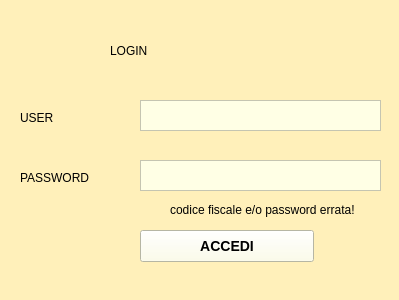
First picture: the form in GestoreStudioLegale/Viste/LoginAdmin.ui, repository Giansimone-Coccia/GestoreStudioLegale, before the edit.
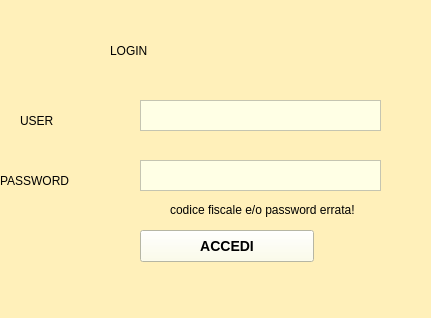
Second picture: the form after the edit.

Diff of the .ui file:
```diff
--- a/GestoreStudioLegale/Viste/LoginAdmin.ui
+++ b/GestoreStudioLegale/Viste/LoginAdmin.ui
@@ -6,8 +6,8 @@
    <rect>
     <x>0</x>
     <y>0</y>
-    <width>399</width>
-    <height>300</height>
+    <width>431</width>
+    <height>318</height>
    </rect>
   </property>
   <property name="windowTitle">
@@ -51,7 +51,7 @@
      <x>20</x>
      <y>110</y>
      <width>117</width>
-     <height>16</height>
+     <height>21</height>
     </rect>
    </property>
    <property name="styleSheet">
@@ -97,10 +97,10 @@
   <widget class="QLabel" name="label_4">
    <property name="geometry">
     <rect>
-     <x>20</x>
+     <x>0</x>
      <y>170</y>
-     <width>91</width>
-     <height>16</height>
+     <width>141</width>
+     <height>21</height>
     </rect>
    </property>
    <property name="styleSheet">
```
